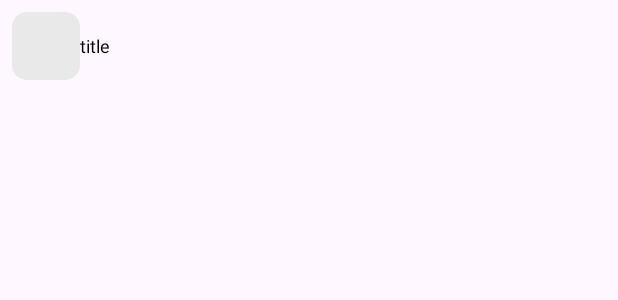
After one commit to shir0729/Anderlo-Store, an Android app: the layout viewholder_brand.xml on its own in the app's theme, with its tools: preview values and no code run, on a phone screen of 412 x 824 dp. The commit adds this screen. Shown: the top 300 px of the screen. Run offline under Robolectric (Android 15) with nearby library versions, the phone set to English and light mode, and no system bars.

Commit message:
prototipo_2

```diff
--- a/app/src/main/AndroidManifest.xml
+++ b/app/src/main/AndroidManifest.xml
@@ -25,7 +25,7 @@
             </intent-filter>
         </activity>
         <activity
-            android:name=".MainActivity"
+            android:name=".activity.MainActivity"
             android:exported="true" >
         </activity>
     </application>
--- /dev/null
+++ b/app/src/main/java/com/example/myapplication/Model/SliderModel.kt
@@ -0,0 +1,3 @@
+package com.example.myapplication.Model
+
+data class SliderModel(val url:String="")
--- /dev/null
+++ b/app/src/main/res/drawable/grey_bg.xml
@@ -0,0 +1,9 @@
+<?xml version="1.0" encoding="utf-8"?>
+<selector xmlns:android="http://schemas.android.com/apk/res/android">
+    <item>
+        <shape android:shape="rectangle">
+            <solid android:color="@color/lightGrey"/>
+            <corners android:radius="10dp"/>
+        </shape>
+    </item>
+</selector>
--- a/app/src/main/res/layout/activity_main.xml
+++ b/app/src/main/res/layout/activity_main.xml
@@ -5,7 +5,7 @@
     android:id="@+id/main"
     android:layout_width="match_parent"
     android:layout_height="match_parent"
-    tools:context=".MainActivity">
+    tools:context=".activity.MainActivity">
 
     <ScrollView
         android:id="@+id/scrollView2"
--- /dev/null
+++ b/app/src/main/res/layout/viewholder_brand.xml
@@ -0,0 +1,33 @@
+<?xml version="1.0" encoding="utf-8"?>
+<LinearLayout xmlns:android="http://schemas.android.com/apk/res/android"
+    xmlns:app="http://schemas.android.com/apk/res-auto"
+    xmlns:tools="http://schemas.android.com/tools"
+    android:layout_width="wrap_content"
+    android:layout_height="wrap_content"
+    android:layout_marginStart="8dp"
+    android:layout_marginTop="8dp"
+    android:layout_marginEnd="16dp">
+
+    <ImageView
+        android:id="@+id/pic"
+        android:layout_width="45dp"
+        android:layout_height="45dp"
+        android:layout_weight="1"
+        android:padding="2dp"
+        android:background="@drawable/grey_bg"
+        tools:srcCompat="@drawable/grey_bg" />
+
+    <TextView
+        android:id="@+id/tittle"
+        android:layout_width="wrap_content"
+        android:layout_height="wrap_content"
+        android:layout_weight="1"
+        android:text="title"
+        android:textColor="@color/black"
+        android:textSize="12sp"
+        android:layout_gravity="center_vertical"
+        android:layout_marginEnd="8dp"
+        android:visibility="gone"
+        tools:visibility="visible"
+        />
+</LinearLayout>
```
Also changed, not shown: app/src/main/java/com/example/myapplication/MainActivity.kt (deleted, +0 -20 lines), app/src/main/java/com/example/myapplication/SliderAdapter.kt (added, +51 -0 lines), app/src/main/java/com/example/myapplication/ViewModel/MainViewModel.kt (added, +37 -0 lines), app/src/main/java/com/example/myapplication/activity/IntroActivity.kt (+1 -7 lines), app/src/main/java/com/example/myapplication/activity/MainActivity.kt (added, +52 -0 lines), app/src/main/res/layout/slider_item_container.xml (added, +11 -0 lines), app/src/main/res/layout/viewholder_recommended.xml (added, +75 -0 lines).
